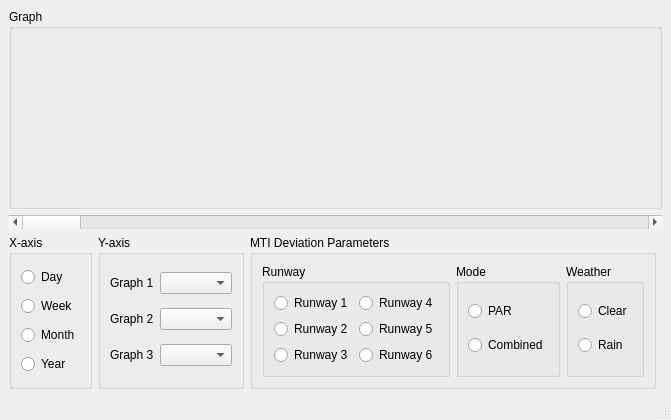
Qt form resources/ui_graphwindow.ui (komministern/gca_analysis_tool) before a commit.
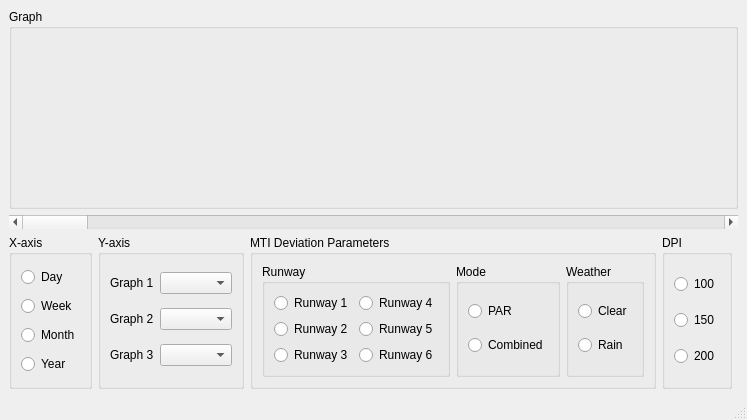
The same form after that commit. Custom widgets are drawn as their Qt base class.

Patch:
```diff
--- a/resources/ui_graphwindow.ui
+++ b/resources/ui_graphwindow.ui
@@ -20,8 +20,8 @@
    <string>MainWindow</string>
   </property>
   <widget class="QWidget" name="centralwidget">
-   <layout class="QGridLayout" name="gridLayout_8">
-    <item row="0" column="0" colspan="4">
+   <layout class="QGridLayout" name="gridLayout_9">
+    <item row="0" column="0" colspan="5">
      <widget class="QGroupBox" name="groupBox">
       <property name="sizePolicy">
        <sizepolicy hsizetype="Preferred" vsizetype="Preferred">
@@ -45,7 +45,7 @@
       </layout>
      </widget>
     </item>
-    <item row="1" column="0" colspan="4">
+    <item row="1" column="0" colspan="5">
      <widget class="QScrollBar" name="horizontalScrollBar">
       <property name="orientation">
        <enum>Qt::Horizontal</enum>
@@ -262,6 +262,36 @@
      </widget>
     </item>
     <item row="2" column="3">
+     <widget class="QGroupBox" name="groupBox_3">
+      <property name="title">
+       <string>DPI</string>
+      </property>
+      <layout class="QGridLayout" name="gridLayout_8">
+       <item row="0" column="0">
+        <widget class="QRadioButton" name="radioButton_DPI100">
+         <property name="text">
+          <string>100</string>
+         </property>
+        </widget>
+       </item>
+       <item row="1" column="0">
+        <widget class="QRadioButton" name="radioButton_DPI150">
+         <property name="text">
+          <string>150</string>
+         </property>
+        </widget>
+       </item>
+       <item row="2" column="0">
+        <widget class="QRadioButton" name="radioButton_DPI200">
+         <property name="text">
+          <string>200</string>
+         </property>
+        </widget>
+       </item>
+      </layout>
+     </widget>
+    </item>
+    <item row="2" column="4">
      <spacer name="horizontalSpacer">
       <property name="orientation">
        <enum>Qt::Horizontal</enum>
```
